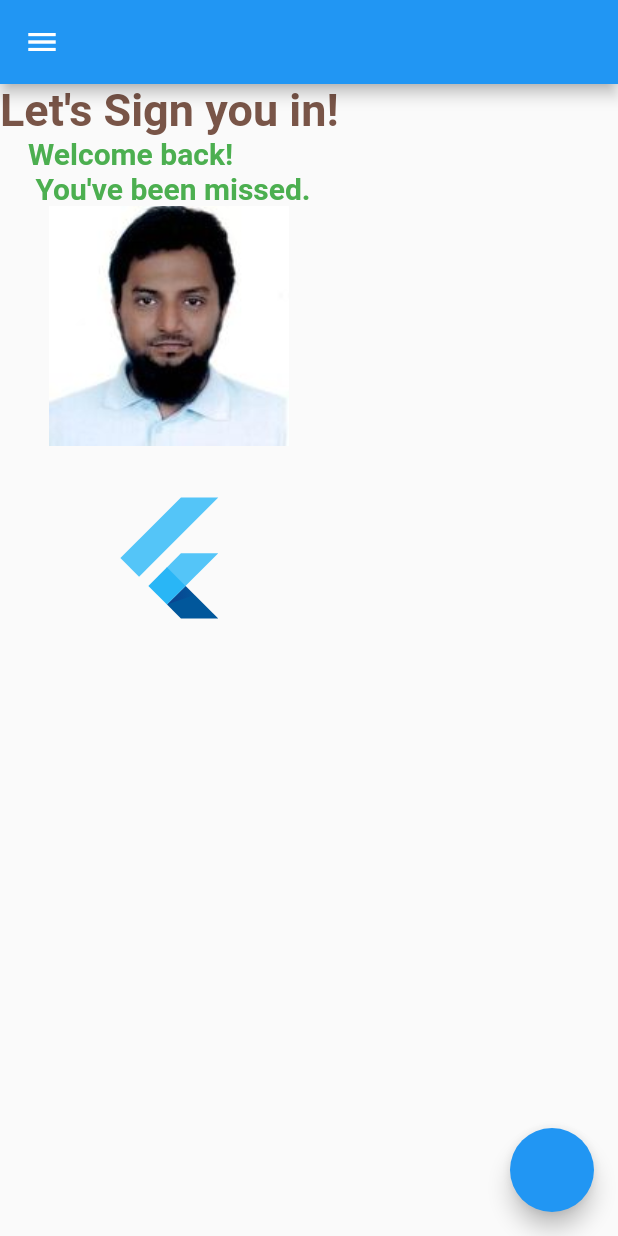
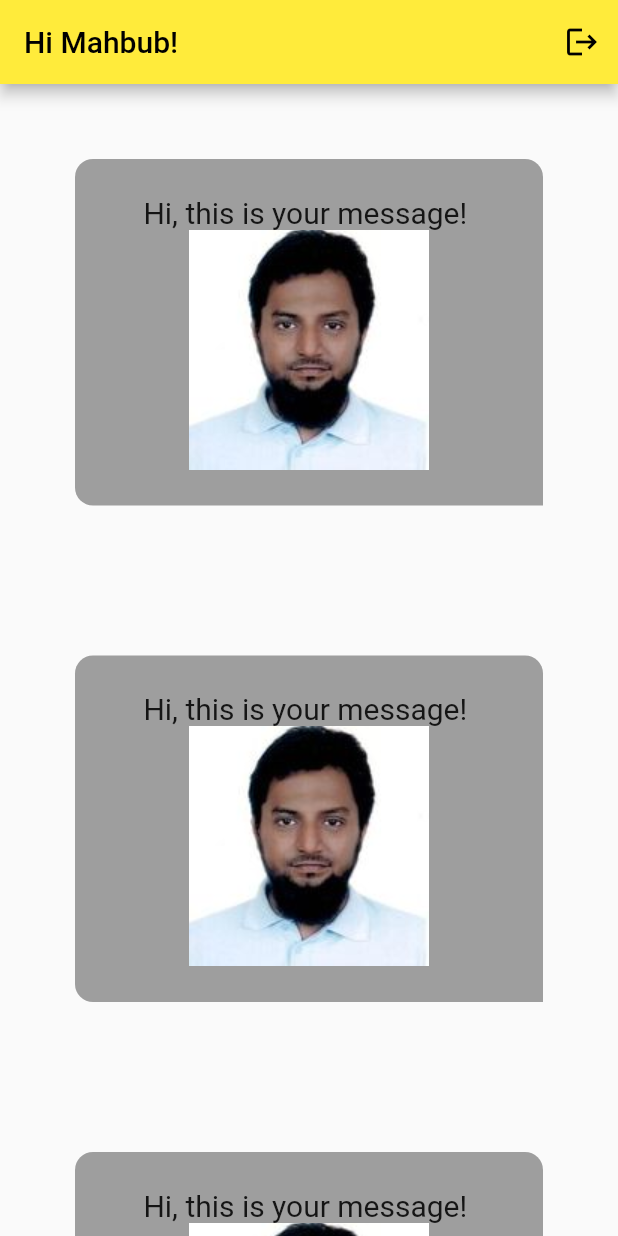
Before and after one commit to mahbubreza/chat_app, a Flutter app: the screen it shows after launch, on a phone screen of 412 x 824 dp. Run offline on Flutter 3.47's test engine with Material 2 defaults, Android fonts, the phone set to English and light mode, and no system bars.

Commit message:
chat_app update 1

```diff
--- /dev/null
+++ b/lib/chat_page.dart
@@ -0,0 +1,120 @@
+import 'package:flutter/material.dart';
+
+class ChatPage extends StatelessWidget {
+  const ChatPage({super.key});
+
+  @override
+  Widget build(BuildContext context) {
+    return Scaffold(
+      appBar: AppBar(
+        title: Text('Hi Mahbub!'),
+        actions: [
+          IconButton(onPressed: (){
+            print('button pressed!');
+          }, icon: Icon(Icons.logout))
+        ],
+      ),
+      body: ListView(
+        children: [
+          Container(
+            child: Column(
+              mainAxisSize: MainAxisSize.min,
+              children: <Widget>[
+                Text(
+                  'Hi, this is your message! ',
+                  style: TextStyle(
+                    fontSize: 20.0,
+                  ),
+                ),
+                Image.asset("assets/mahbub.jpg"),
+              ],
+            ),
+            padding: EdgeInsets.all(24.0),
+            margin: EdgeInsets.all(50.0),
+            decoration: BoxDecoration(
+              color: Colors.grey,
+              borderRadius: BorderRadius.only(
+                topLeft: Radius.circular(12.0),
+                topRight: Radius.circular(12.0),
+                bottomLeft: Radius.circular(12.0)
+              )
+            ),
+          ),
+          Container(
+            child: Column(
+              mainAxisSize: MainAxisSize.min,
+              children: <Widget>[
+                Text(
+                  'Hi, this is your message! ',
+                  style: TextStyle(
+                    fontSize: 20.0,
+                  ),
+                ),
+                Image.asset("assets/mahbub.jpg"),
+              ],
+            ),
+            padding: EdgeInsets.all(24.0),
+            margin: EdgeInsets.all(50.0),
+            decoration: BoxDecoration(
+                color: Colors.grey,
+                borderRadius: BorderRadius.only(
+                    topLeft: Radius.circular(12.0),
+                    topRight: Radius.circular(12.0),
+                    bottomLeft: Radius.circular(12.0)
+                )
+            ),
+          ),
+          Container(
+            child: Column(
+              mainAxisSize: MainAxisSize.min,
+              children: <Widget>[
+                Text(
+                  'Hi, this is your message! ',
+                  style: TextStyle(
+                    fontSize: 20.0,
+                  ),
+                ),
+                Image.asset("assets/mahbub.jpg"),
+              ],
+            ),
+            padding: EdgeInsets.all(24.0),
+            margin: EdgeInsets.all(50.0),
+            decoration: BoxDecoration(
+                color: Colors.grey,
+                borderRadius: BorderRadius.only(
+                    topLeft: Radius.circular(12.0),
+                    topRight: Radius.circular(12.0),
+                    bottomLeft: Radius.circular(12.0)
+                )
+            ),
+          ),
+          Container(
+            height: 100,
+            child: Row(
+              children: <Widget>[
+                IconButton(onPressed: (){},
+                    icon: Icon(
+                      Icons.add,
+                      color: Colors.white,
+                    )
+                ),
+                IconButton(onPressed: (){},
+                    icon: Icon(
+                      Icons.send,
+                      color: Colors.white,
+                    )
+                ),
+              ],
+            ),
+            decoration: BoxDecoration(
+              color: Colors.black,
+              borderRadius: BorderRadius.only(
+                topLeft: Radius.circular(20.0),
+              )
+            ),
+          ),
+        ],
+      ),
+    );
+  }
+}
--- a/lib/main.dart
+++ b/lib/main.dart
@@ -1,3 +1,4 @@
+import 'package:chat_app/chat_page.dart';
 import 'package:chat_app/login_page.dart';
 import 'package:flutter/material.dart';
 
@@ -13,7 +14,7 @@ class ChatApp extends StatelessWidget {
     return MaterialApp(
       title: 'Chat App!',
       theme: ThemeData(primarySwatch: Colors.yellow),
-      home: LoginPage(),
+      home: ChatPage(),
     );
   }
 }
```
